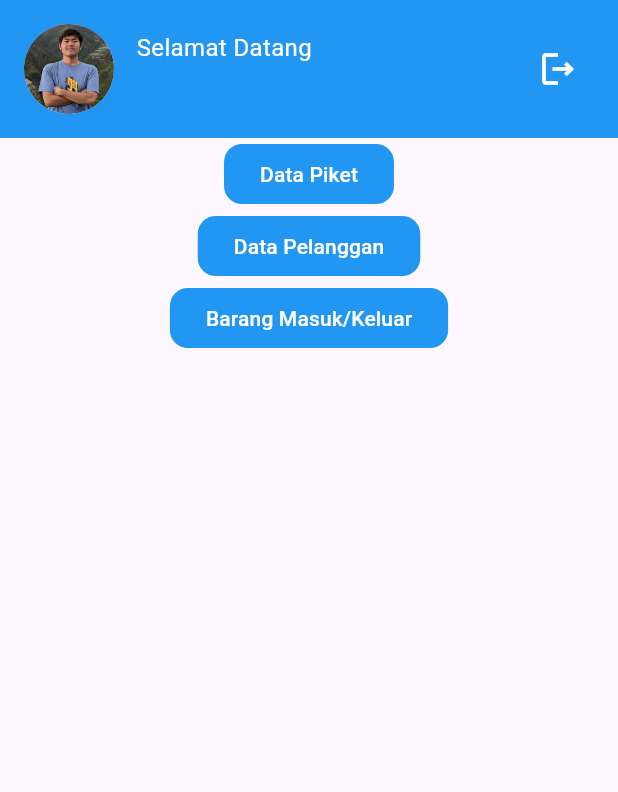
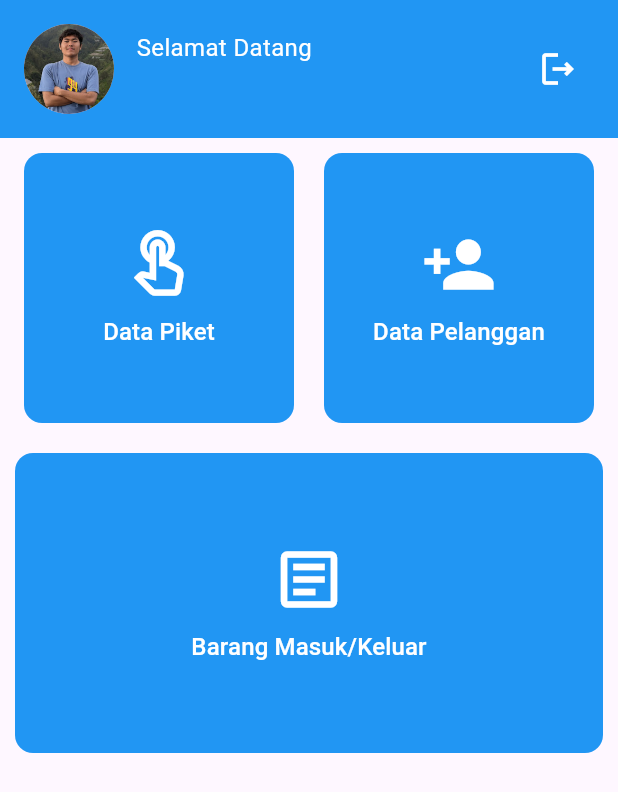
Before and after one commit to FirdausyTama/20220140021_UCP1Flutter, a Flutter app: the HomePage screen opened directly with empty values, on a phone screen of 412 x 824 dp. Shown: the top 792 px of the screen. Run offline on Flutter 3.47's test engine with Material 3 defaults, Android fonts, the phone set to English and light mode, and no system bars.

Commit message:
membuat icon dalam button dan size

```diff
--- a/lib/home/home_page.dart
+++ b/lib/home/home_page.dart
@@ -8,7 +8,6 @@ class HomePage extends StatelessWidget {
   @override
   Widget build(BuildContext context) {
     return Scaffold(
-      //backgroundColor: Colors.blue,
       body: SafeArea(
         child: Column(
           children: [
@@ -61,12 +60,21 @@ class HomePage extends StatelessWidget {
             ),
             Column(
               children: [
+                Row(
+                  mainAxisAlignment: MainAxisAlignment.center,
+                  children: [
                     SizedBox(
+                      width: 200,
+                      height: 200,
+                      child: Padding(
+                        padding: EdgeInsets.all(10),
                         child: FilledButton(
                           onPressed: () {
                             Navigator.pushAndRemoveUntil(
                               context,
-                        MaterialPageRoute(builder: (context) => LoginPage()),
+                              MaterialPageRoute(
+                                builder: (context) => LoginPage(),
+                              ),
                               (Route<dynamic> route) => false,
                             );
                           },
@@ -76,15 +84,34 @@ class HomePage extends StatelessWidget {
                               borderRadius: BorderRadius.circular(12),
                             ),
                           ),
-                    child: Text('Data Piket'),
+                          child: Column(
+                            mainAxisAlignment: MainAxisAlignment.center,
+                            children: [
+
+                              Icon(Icons.touch_app_outlined, size: 50, color: Colors.white),
+                              SizedBox(height: 8),
+                              Text(
+                                'Data Piket',
+                                style: TextStyle(color: Colors.white, fontSize: 16),
+                                textAlign: TextAlign.center,
+                              ),
+                            ],
+                          ),
+                        ),
                       ),
                     ),
                     SizedBox(
+                      width: 200,
+                      height: 200,
+                      child: Padding(
+                        padding: EdgeInsets.all(10),
                         child: FilledButton(
                           onPressed: () {
                             Navigator.pushAndRemoveUntil(
                               context,
-                        MaterialPageRoute(builder: (context) => LoginPage()),
+                              MaterialPageRoute(
+                                builder: (context) => LoginPage(),
+                              ),
                               (Route<dynamic> route) => false,
                             );
                           },
@@ -94,18 +121,36 @@ class HomePage extends StatelessWidget {
                               borderRadius: BorderRadius.circular(12),
                             ),
                           ),
-                    child: Text('Data Pelanggan'),
+                          child: Column(
+                            mainAxisAlignment: MainAxisAlignment.center,
+                            children: [
+                              Icon(Icons.person_add_sharp, size: 50, color: Colors.white),
+                              SizedBox(height: 8),
+                              Text(
+                                'Data Pelanggan',
+                                style: TextStyle(color: Colors.white, fontSize: 16),
+                                textAlign: TextAlign.center,
                               ),
+                            ],
+                          ),
+                        ),
+                      ),
+                    ),
+                  ],
                 ),
 
                 SizedBox(
+                  width: 500,
+                  height: 220,
+                  child: Padding(
+                    padding: EdgeInsets.all(10),
                     child: FilledButton(
                       onPressed: () {
-                      Navigator.pushAndRemoveUntil(
-                        context,
-                        MaterialPageRoute(builder: (context) => LoginPage()),
-                        (Route<dynamic> route) => false,
-                      );
+                        //Navigator.pushAndRemoveUntil(
+                          //context,
+                          //MaterialPageRoute(builder: (context) => LoginPage()),
+                          //(Route<dynamic> route) => false,
+                        //);
                       },
                       style: FilledButton.styleFrom(
                         backgroundColor: Colors.blue,
@@ -113,7 +158,19 @@ class HomePage extends StatelessWidget {
                           borderRadius: BorderRadius.circular(12),
                         ),
                       ),
-                    child: Text('Barang Masuk/Keluar'),
+                      child: Column(
+                        mainAxisAlignment: MainAxisAlignment.center,
+                        children: [
+                          Icon(Icons.article_outlined, size: 50, color: Colors.white),
+                          SizedBox(height: 8),
+                          Text(
+                            'Barang Masuk/Keluar',
+                            style: TextStyle(color: Colors.white, fontSize: 16),
+                            textAlign: TextAlign.center,
+                          ),
+                        ],
+                      ),
+                    ),
                   ),
                 ),
               ],
```
Lines whose indentation alone changed are shown as unchanged.
